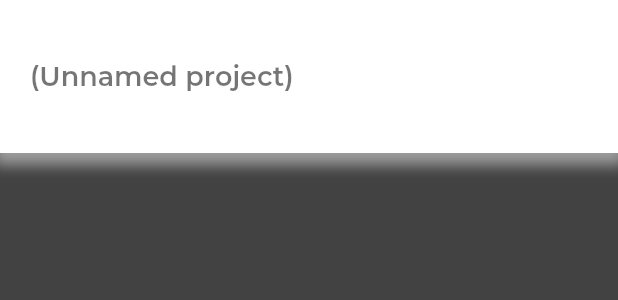
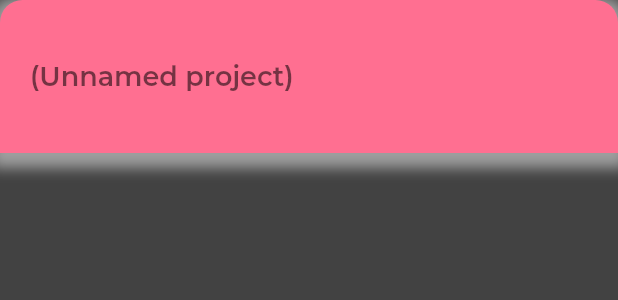
Before and after one commit to Anastasia-Nayita/pomodoro.tasks, a Flutter app: the ProjectCard widget shown alone on an empty page, opened directly, on a phone screen of 412 x 824 dp. Shown: the top 300 px of the screen. Run offline on Flutter 3.47's test engine with Material 2 defaults, Android fonts, the phone set to English and light mode, and no system bars; our stand-ins replace google_fonts, sqflite; accounts and stored records are empty.

Commit message:
styly: projeccard ui, random color pallete

```diff
--- a/lib/screens/projectpage.dart
+++ b/lib/screens/projectpage.dart
@@ -31,17 +31,26 @@ class _ProjectpageState extends State<Projectpage> {
                       child: ListView.builder(
                           itemCount: snapshot.data.length,
                           itemBuilder: (context, index) {
-                            return GestureDetector(
+                            return Align(
+                              alignment: Alignment.topCenter,
+                              heightFactor: 0.8,
+                              child: GestureDetector(
                                 onTap: () {
+                                  Future.delayed(
+                                    Duration(milliseconds: 500),
+                                    () {
                                       Navigator.push(
                                         context,
                                         MaterialPageRoute(
                                           builder: (context) => Projecttodos(
                                             task: snapshot.data[index],
-                                          )),
+                                          ),
+                                        ),
                                       ).then(
                                         (value) {
                                           setState(() {});
+                                        },
+                                      );
                                     },
                                   );
                                 },
@@ -49,6 +58,7 @@ class _ProjectpageState extends State<Projectpage> {
                                   title: snapshot.data[index].title,
 
                                   // desc: snapshot.data[index].description,
+                                ),
                               ),
                             );
                           }),
--- a/lib/screens/projecttodos.dart
+++ b/lib/screens/projecttodos.dart
@@ -103,10 +103,11 @@ class _ProjecttodosState extends State<Projecttodos> {
                               color: Colors.white,
                             ),
                           ),
-                        )
+                        ),
                       ],
                     ),
                   ),
+
                   // Visibility(
                   //   visible: _contentVisible,
                   //   child: Padding(
--- a/lib/widgets.dart
+++ b/lib/widgets.dart
@@ -1,4 +1,6 @@
 import 'dart:ui';
+
+import 'dart:math';
 
 import 'package:flutter/material.dart';
 
@@ -56,15 +58,30 @@ class ProjectCard extends StatelessWidget {
 
   @override
   Widget build(BuildContext context) {
+    Color generateRandomColor() {
+      const colorsList = [
+        Color(0xFF845EC2),
+        Color(0xFFD65DB1),
+        Color(0xFFFF6F91)
+      ];
+      Random random = Random();
+      print(colorsList[random.nextInt(colorsList.length)]);
+      return colorsList[random.nextInt(colorsList.length)];
+    }
+
     return Container(
       decoration: BoxDecoration(
-        color: Colors.white,
+        borderRadius: BorderRadius.only(
+          topLeft: Radius.circular(15.0),
+          topRight: Radius.circular(15.0),
+        ),
+        color: generateRandomColor(),
         boxShadow: [
           BoxShadow(
             color: Colors.grey,
-            spreadRadius: 5,
+            spreadRadius: 6,
             blurRadius: 7,
-            offset: Offset(0, 3),
+            offset: Offset(0, 4),
           )
         ],
       ),
```
Lines whose indentation alone changed are shown as unchanged.
